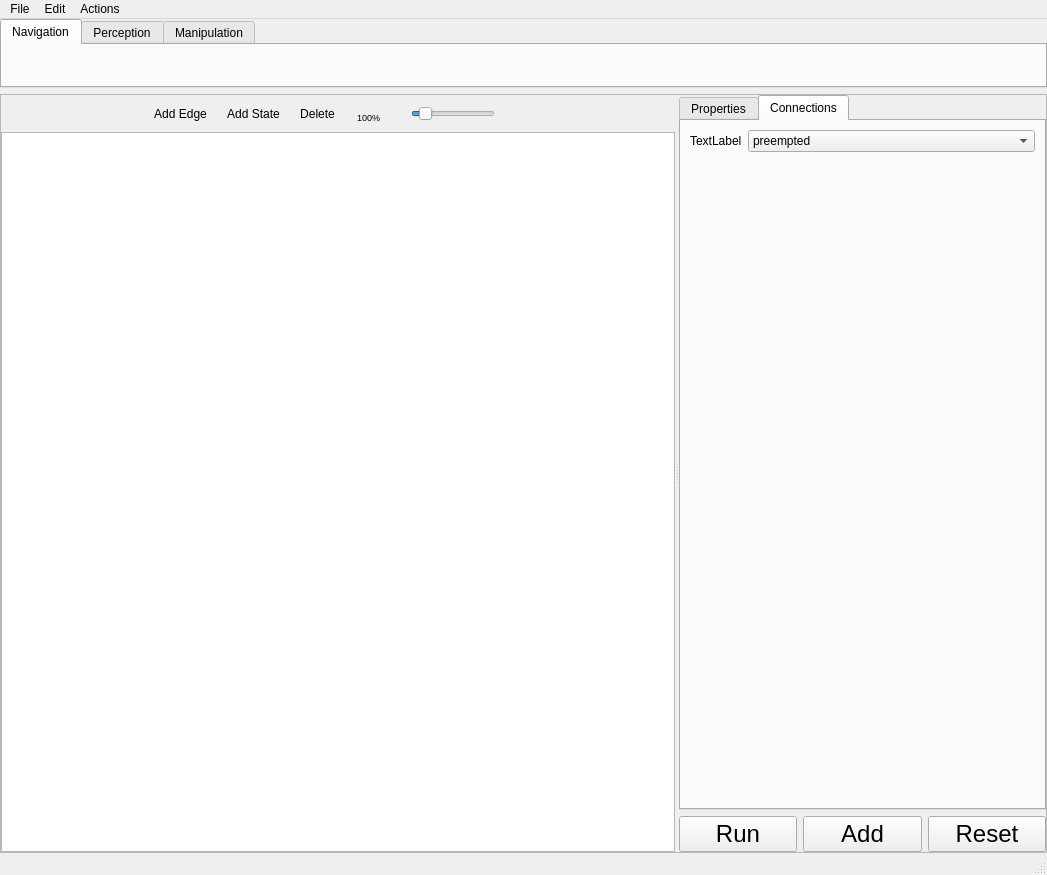
This is rcommander/RCommander.ui in gt-ros-pkg/rcommander-core as Qt 5 draws it before an edit. The edited form follows.
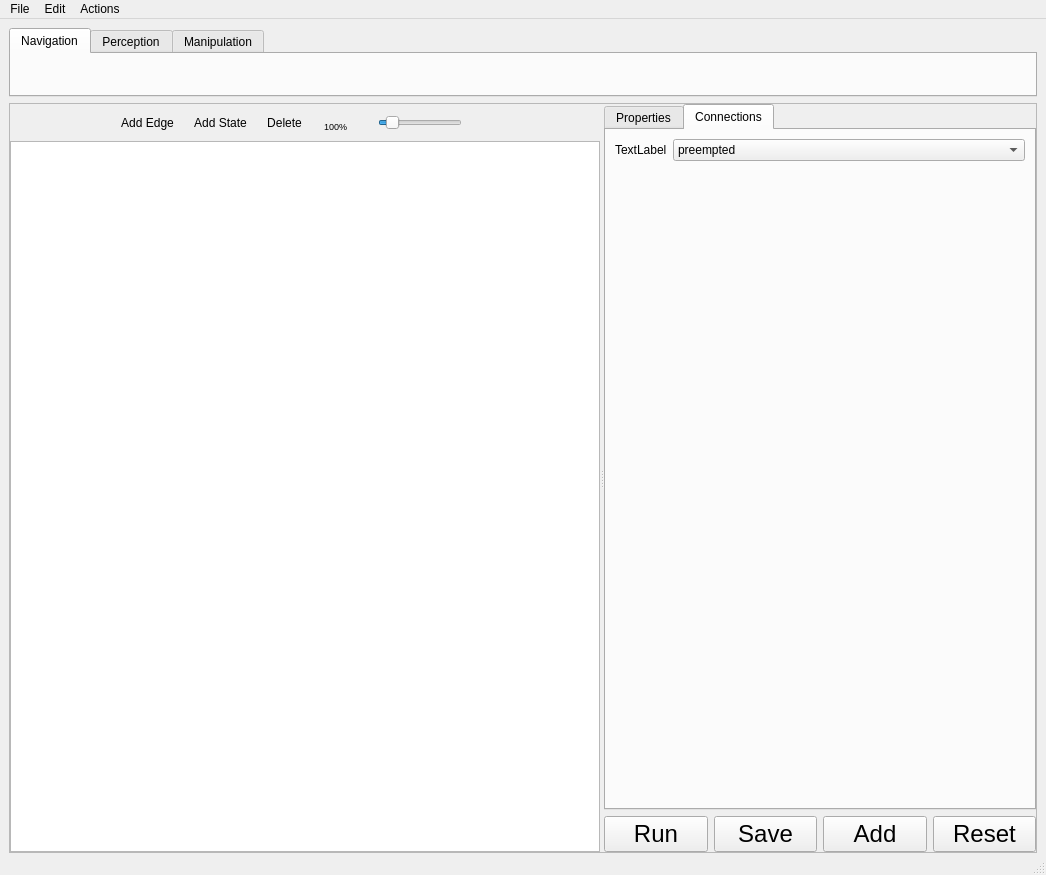
This is the edited form. Icons and pictures are not drawn.

Patch:
```diff
--- a/rcommander/RCommander.ui
+++ b/rcommander/RCommander.ui
@@ -6,7 +6,7 @@
    <rect>
     <x>0</x>
     <y>0</y>
-    <width>1047</width>
+    <width>1046</width>
     <height>875</height>
    </rect>
   </property>
@@ -15,7 +15,16 @@
   </property>
   <widget class="QWidget" name="centralwidget">
    <layout class="QVBoxLayout" name="verticalLayout">
-    <property name="margin">
+    <property name="leftMargin">
+     <number>9</number>
+    </property>
+    <property name="topMargin">
+     <number>9</number>
+    </property>
+    <property name="rightMargin">
+     <number>9</number>
+    </property>
+    <property name="bottomMargin">
      <number>0</number>
     </property>
     <item>
@@ -548,6 +557,27 @@
                 </property>
                </widget>
               </item>
+              <item>
+               <widget class="QPushButton" name="save_button">
+                <property name="sizePolicy">
+                 <sizepolicy hsizetype="Minimum" vsizetype="Fixed">
+                  <horstretch>0</horstretch>
+                  <verstretch>0</verstretch>
+                 </sizepolicy>
+                </property>
+                <property name="font">
+                 <font>
+                  <pointsize>18</pointsize>
+                  <weight>50</weight>
+                  <bold>false</bold>
+                  <kerning>true</kerning>
+                 </font>
+                </property>
+                <property name="text">
+                 <string>Save</string>
+                </property>
+               </widget>
+              </item>
               <item>
                <widget class="QPushButton" name="add_button">
                 <property name="font">
@@ -589,7 +619,7 @@
     <rect>
      <x>0</x>
      <y>0</y>
-     <width>1047</width>
+     <width>1046</width>
      <height>23</height>
     </rect>
    </property>
```
